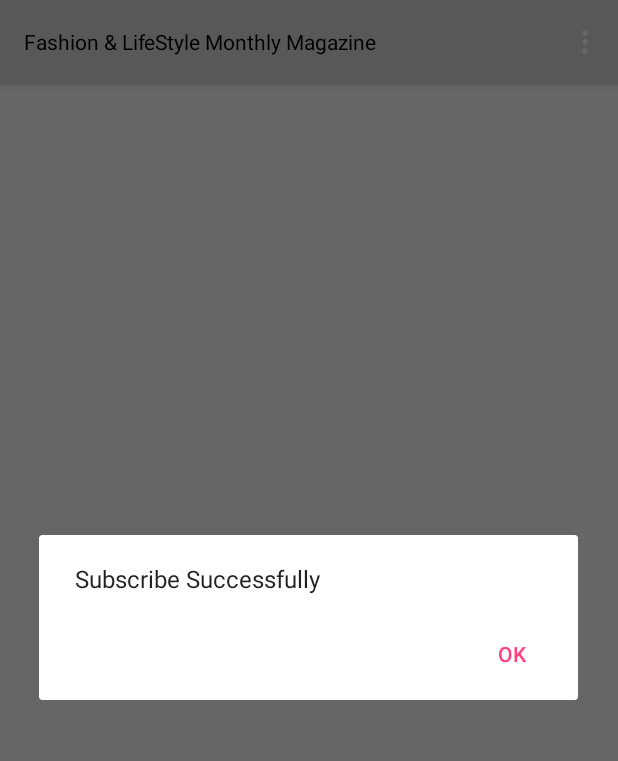
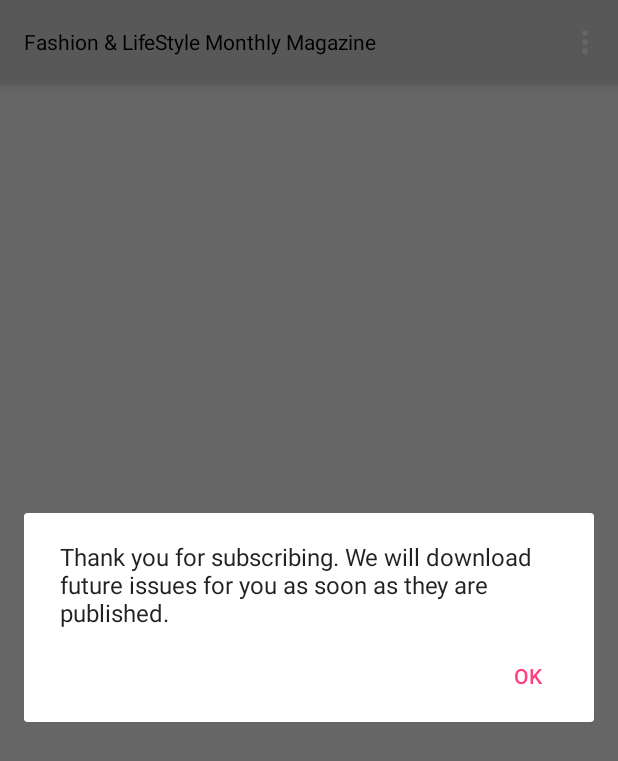
Before and after one commit to zainqureshi1/FCMagazine, an Android app: the screen it shows after launch (MainActivity), in the options menu, after a tap on "Subscribe", on a phone screen of 412 x 824 dp. Shown: the top 761 px of the screen. Run offline under Robolectric (Android 15) with nearby library versions, the phone set to English and light mode, and no system bars; libraries missing offline, so code that uses them is left out: com.crashlytics.android, io.fabric.sdk; 5 statements that could not run were skipped.

Commit message:
Changing in FirebaseMsgService and MainActivity
1. Place subscribe/unsubscribe button in MainActivity.
2. New magazine automatically download for subscribe user.
3. Done some changing in MainActivity.

```diff
--- a/app/src/main/java/com/e2esp/fcmagazine/activities/MainActivity.java
+++ b/app/src/main/java/com/e2esp/fcmagazine/activities/MainActivity.java
@@ -80,7 +80,7 @@ public class MainActivity extends AppCompatActivity {
     private Animation animationTitleIn;
     private Animation animationTitleOut;
     private int coverPagesInStorage;
-    private static boolean isSubscribe = false;
+    private static boolean isSubscribe;
 
     File dropboxDir = new File(Environment.getExternalStorageDirectory(), "FC Magazine");
     File magDir = new File(dropboxDir, "Cover Pages");
@@ -116,12 +116,11 @@ public class MainActivity extends AppCompatActivity {
     public boolean onCreateOptionsMenu(Menu menu) {
         MenuInflater inflater = getMenuInflater();
         inflater.inflate(R.menu.subscribe_action_bar, menu);
-
-        setActionBar();
+        setActionBar(menu);
         return super.onCreateOptionsMenu(menu);
     }
 
-    public void setActionBar() {
+    public void setActionBar(Menu menu) {
 
         ActionBar actionBar = getSupportActionBar();
         //actionBar.setTitle(magazines.getName());
@@ -137,6 +136,17 @@ public class MainActivity extends AppCompatActivity {
         actionBar.setCustomView(magazineName);
 
         actionBar.setBackgroundDrawable(new ColorDrawable(0xffdcdcdc));
+
+
+        SharedPreferences subscribeCheck=getSharedPreferences("subscribeClick", Context.MODE_PRIVATE);
+        boolean subscribed = subscribeCheck.getBoolean("isSubscribe", false);
+        if(subscribed==true){
+            MenuItem subscribeItem = menu.findItem(R.id.subscribe);
+            subscribeItem.setTitle("Unsubscribe");
+        }else{
+            MenuItem subscribeItem = menu.findItem(R.id.subscribe);
+            subscribeItem.setTitle("Subscribe");
+        }
         actionBar.show();
 
     }
@@ -146,10 +156,17 @@ public class MainActivity extends AppCompatActivity {
         // Take appropriate action for each action item click
         switch (item.getItemId()) {
             case R.id.subscribe:
-                //FirebaseMessaging.getInstance().subscribeToTopic("FC Magazine");
-                clickOnSubscribe();
-                //Toast.makeText(this, "Subscribe", Toast.LENGTH_SHORT).show();
-                //deleteMagazine(magazinesName);
+
+                if(item.getTitle().equals("Subscribe")) {
+                    FirebaseMessaging.getInstance().subscribeToTopic("FCMagazine");
+                    item.setTitle("Unsubscribed");
+                    clickOnSubscribe();
+                }else {
+                    FirebaseMessaging.getInstance().unsubscribeFromTopic("FCMagazine");
+                    item.setTitle("Subscribe");
+                    unSubscribed();
+                }
+
                 return true;
             default:
                 return super.onOptionsItemSelected(item);
@@ -159,7 +176,6 @@ public class MainActivity extends AppCompatActivity {
     public void clickOnSubscribe(){
 
         SharedPreferences subscribe=getSharedPreferences("subscribeClick", Context.MODE_PRIVATE);
-
         SharedPreferences.Editor editor = subscribe.edit();
 
         isSubscribe = true;
@@ -167,7 +183,32 @@ public class MainActivity extends AppCompatActivity {
         editor.commit();
 
         AlertDialog.Builder builder1 = new AlertDialog.Builder(MainActivity.this);
-        builder1.setMessage("Subscribe Successfully");
+        builder1.setMessage("Thank you for subscribing. We will download future issues for you as soon as they are published.");
+        builder1.setCancelable(true);
+
+        builder1.setPositiveButton(
+                "OK",
+                new DialogInterface.OnClickListener() {
+                    public void onClick(DialogInterface dialog, int id) {
+                        dialog.dismiss();
+                    }
+                });
+
+        AlertDialog subscribeDialog = builder1.create();
+        subscribeDialog.show();
+    }
+
+    private void unSubscribed(){
+
+
+        SharedPreferences subscribe=getSharedPreferences("subscribeClick", Context.MODE_PRIVATE);
+        SharedPreferences.Editor editor = subscribe.edit();
+
+        isSubscribe = false;
+        editor.putBoolean("isSubscribe",isSubscribe);
+        editor.commit();
+        AlertDialog.Builder builder1 = new AlertDialog.Builder(MainActivity.this);
+        builder1.setMessage("You have unsubscribed from magazine updates. Magazine will no longer auto download when published.\u000BPlease subscribe again to get best experience. ");
         builder1.setCancelable(true);
 
         builder1.setPositiveButton(
```
Also changed, not shown: app/src/main/java/com/e2esp/fcmagazine/services/FirebaseMsgService.java (+15 -19 lines).
